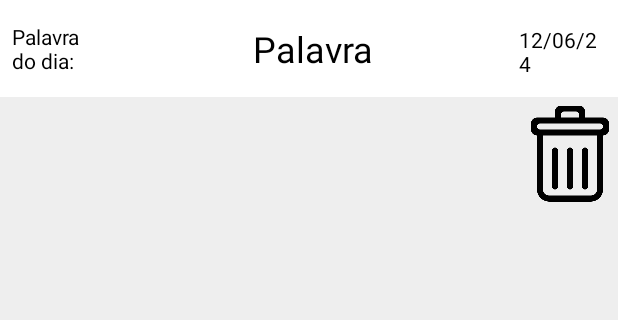
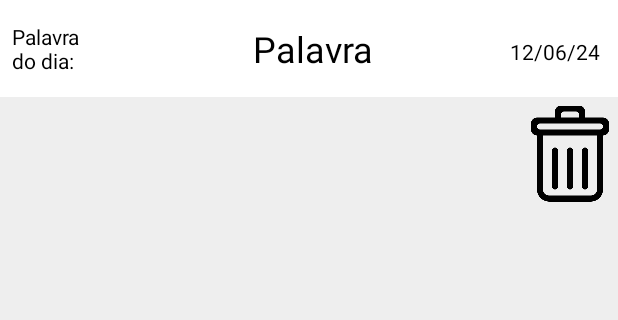
Before and after one commit to AlphaTuring01/InfiniteCraftle2, an Android app: the HomeActivity screen opened directly, with no data from a screen before it, on a phone screen of 412 x 824 dp, the part 72-392 px from its top. Run offline under Robolectric (Android 15) with nearby library versions, the phone set to English and light mode, and no system bars; 4 statements that could not run were skipped.

Commit message:
Added some space on date

```diff
--- a/app/src/main/res/layout/activity_home.xml
+++ b/app/src/main/res/layout/activity_home.xml
@@ -53,7 +53,7 @@
         <TextView
             android:id="@+id/wordViewText"
             android:text="Palavra do dia:"
-            android:layout_width="54dp"
+            android:layout_width="60dp"
             android:layout_height="wrap_content"
             android:layout_weight="0"
             android:layout_marginTop="0dp"
@@ -78,13 +78,14 @@
 
         <TextView
             android:id="@+id/wordViewDate"
-            android:text="Data"
-            android:layout_width="54dp"
+            android:text="12/06/24"
+            android:layout_width="60dp"
             android:layout_height="wrap_content"
             android:layout_weight="0"
             android:layout_marginTop="2dp"
             android:layout_marginEnd="12dp"
-            android:textColor="@android:color/black"/>
+            android:textColor="@android:color/black"
+            android:gravity="center_vertical|end"/>
     </LinearLayout>
 
 
```
